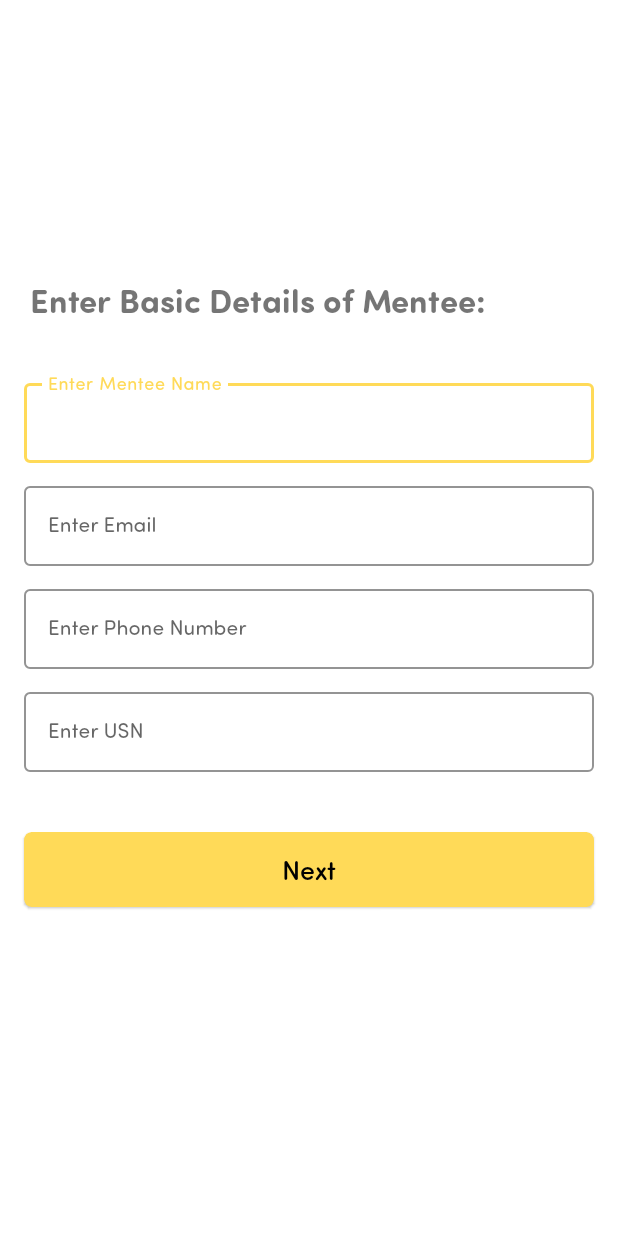
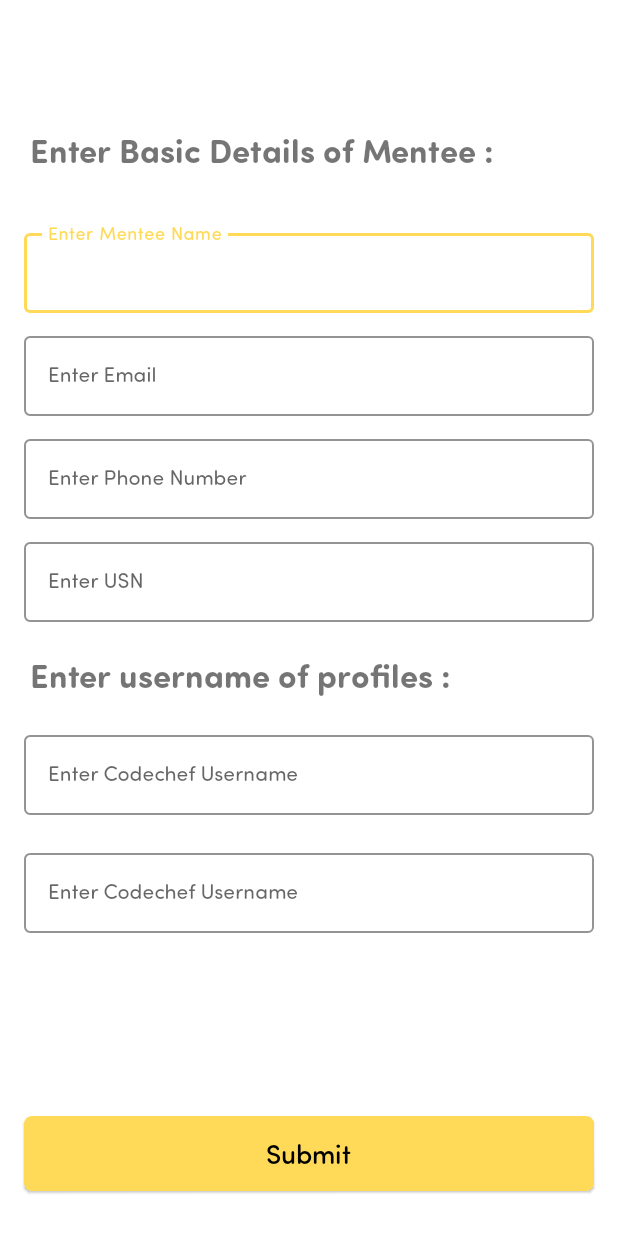
Before and after one commit to IC-Hack-Sanakaris/track-app, an Android app: the MenteeBasicDetailsActivity screen opened directly, with no data from a screen before it, on a phone screen of 412 x 824 dp. Shown: the top 1233 px of the screen. Run offline under Robolectric (Android 15) with nearby library versions, the phone set to English and light mode, and no system bars; our stand-ins replace Firebase (no records; nobody signed in at launch, a user with empty details on screens opened directly).

Commit message:
Added mentee details to backend

```diff
--- a/app/build.gradle
+++ b/app/build.gradle
@@ -43,7 +43,7 @@ dependencies {
     implementation 'com.google.android.material:material:1.6.1'
     implementation 'androidx.constraintlayout:constraintlayout:2.1.4'
     implementation 'com.google.firebase:firebase-auth-ktx:21.0.8'
-    implementation 'com.google.firebase:firebase-database-ktx:20.0.5'
+    implementation 'com.google.firebase:firebase-database-ktx:20.0.6'
     testImplementation 'junit:junit:4.13.2'
     androidTestImplementation 'androidx.test.ext:junit:1.1.3'
     androidTestImplementation 'androidx.test.espresso:espresso-core:3.4.0'
@@ -54,8 +54,6 @@ dependencies {
     implementation 'com.google.firebase:firebase-firestore-ktx'
     implementation 'com.google.firebase:firebase-storage-ktx'
     implementation 'com.google.firebase:firebase-auth-ktx:21.0.8'
-    implementation 'com.google.firebase:firebase-databse-ktx:20.0.6'
-
 
 
 }
--- a/app/src/main/AndroidManifest.xml
+++ b/app/src/main/AndroidManifest.xml
@@ -25,9 +25,7 @@
                 <category android:name="android.intent.category.LAUNCHER" />
             </intent-filter>
         </activity>
-        <activity
-            android:name=".screens.MenteeProfileDetailsActivity"
-            android:exported="false" />
+
         <activity
             android:name=".screens.MenteeBasicDetailsActivity"
             android:exported="false" />
--- a/app/src/main/java/dev/refox/trackapp/data/MentorDetails.kt
+++ b/app/src/main/java/dev/refox/trackapp/data/MentorDetails.kt
@@ -1,3 +1,3 @@
 package dev.refox.trackapp.data
 
-data class MentorDetails(val email:String?=null,val name:String?=null)
+data class MentorDetails(val email: String? = null, val name: String? = null)
--- a/app/src/main/res/layout/activity_mentee_basic_details.xml
+++ b/app/src/main/res/layout/activity_mentee_basic_details.xml
@@ -9,7 +9,7 @@
     <TextView
         android:layout_width="wrap_content"
         android:layout_height="wrap_content"
-        android:text="Enter Basic Details of Mentee:"
+        android:text="Enter Basic Details of Mentee :"
         android:layout_marginBottom="35dp"
         android:layout_marginLeft="20dp"
         android:fontFamily="@font/sofiaprosoftbold"
@@ -24,7 +24,7 @@
         android:layout_width="match_parent"
         android:layout_height="wrap_content"
         android:layout_marginHorizontal="16dp"
-        android:layout_marginTop="250dp"
+        android:layout_marginTop="150dp"
         app:boxStrokeColor="@color/yellow"
         app:hintTextColor="@color/yellow"
         app:layout_constraintEnd_toEndOf="parent"
@@ -114,25 +114,97 @@
             android:inputType="textEmailAddress" />
     </com.google.android.material.textfield.TextInputLayout>
 
+
+    <TextView
+        android:id="@+id/tvuserprofiles"
+        android:layout_width="wrap_content"
+        android:layout_height="wrap_content"
+        android:text="Enter username of profiles :"
+        android:layout_marginLeft="20dp"
+        android:fontFamily="@font/sofiaprosoftbold"
+        android:textSize="22dp"
+        android:layout_marginTop="20dp"
+        app:layout_constraintStart_toStartOf="parent"
+        app:layout_constraintTop_toBottomOf="@id/menteeUsnLayout"
+        />
+
+
+    <com.google.android.material.textfield.TextInputLayout
+        android:id="@+id/menteeCodechefLayout"
+        style="@style/LoginTextInputOuterFieldStyle"
+        android:layout_width="match_parent"
+        android:layout_height="wrap_content"
+        android:layout_marginHorizontal="16dp"
+        android:layout_marginTop="20dp"
+        app:boxStrokeColor="@color/yellow"
+        app:hintTextColor="@color/yellow"
+        app:layout_constraintEnd_toEndOf="parent"
+        app:layout_constraintHorizontal_bias="0.5"
+        app:layout_constraintStart_toStartOf="parent"
+        app:layout_constraintTop_toBottomOf="@id/tvuserprofiles"
+       >
+
+        <com.google.android.material.textfield.TextInputEditText
+            android:id="@+id/menteeCodechef"
+            style="@style/LoginTextInputInnerFieldStyle"
+            android:layout_width="match_parent"
+            android:layout_height="wrap_content"
+            android:hint="Enter Codechef Username"
+            android:fontFamily="@font/sofiaprosoftregular"
+            android:inputType="textEmailAddress" />
+    </com.google.android.material.textfield.TextInputLayout>
+
+
+
+    <com.google.android.material.textfield.TextInputLayout
+        android:id="@+id/menteeCodeforcesLayout"
+        style="@style/LoginTextInputOuterFieldStyle"
+        android:layout_width="match_parent"
+        android:layout_height="wrap_content"
+        android:layout_marginHorizontal="16dp"
+        android:layout_marginTop="20dp"
+        app:boxStrokeColor="@color/yellow"
+        app:hintTextColor="@color/yellow"
+        app:layout_constraintEnd_toEndOf="parent"
+        app:layout_constraintHorizontal_bias="0.5"
+        app:layout_constraintStart_toStartOf="parent"
+        app:layout_constraintTop_toBottomOf="@id/menteeCodechefLayout"
+        >
+
+        <com.google.android.material.textfield.TextInputEditText
+            android:id="@+id/menteeCodeforces"
+            style="@style/LoginTextInputInnerFieldStyle"
+            android:layout_width="match_parent"
+            android:layout_height="wrap_content"
+            android:hint="Enter Codechef Username"
+            android:fontFamily="@font/sofiaprosoftregular"
+            android:inputType="textEmailAddress" />
+    </com.google.android.material.textfield.TextInputLayout>
+
+
+
+
+
+
     <com.google.android.material.card.MaterialCardView
-        android:id="@+id/btnNext"
+        android:id="@+id/btnSubmitMenteeData"
         android:layout_width="0dp"
         android:layout_height="50dp"
         app:cardCornerRadius="5dp"
         android:backgroundTint="@color/yellow"
-        android:layout_marginTop="40dp"
+        android:layout_marginBottom="30dp"
         android:layout_marginHorizontal="16dp"
 
         app:layout_constraintEnd_toEndOf="parent"
         app:layout_constraintHorizontal_bias="0.5"
         app:layout_constraintStart_toStartOf="parent"
-        app:layout_constraintTop_toBottomOf="@+id/menteeUsnLayout"
+        app:layout_constraintBottom_toBottomOf="parent"
         >
 
         <TextView
             android:layout_width="wrap_content"
             android:layout_height="wrap_content"
-            android:text="Next"
+            android:text="Submit"
             android:textSize="18dp"
             android:fontFamily="@font/sofiaprosoftmedium"
             android:layout_gravity="center"
```
Also changed, not shown: app/src/main/java/dev/refox/trackapp/data/MenteeDetails.kt (added, +10 -0 lines), app/src/main/java/dev/refox/trackapp/screens/MenteeBasicDetailsActivity.kt (+30 -2 lines), app/src/main/java/dev/refox/trackapp/screens/MenteeProfileDetailsActivity.kt (deleted, +0 -12 lines), app/src/main/res/layout/activity_mentee_profile_details.xml (deleted, +0 -60 lines).
